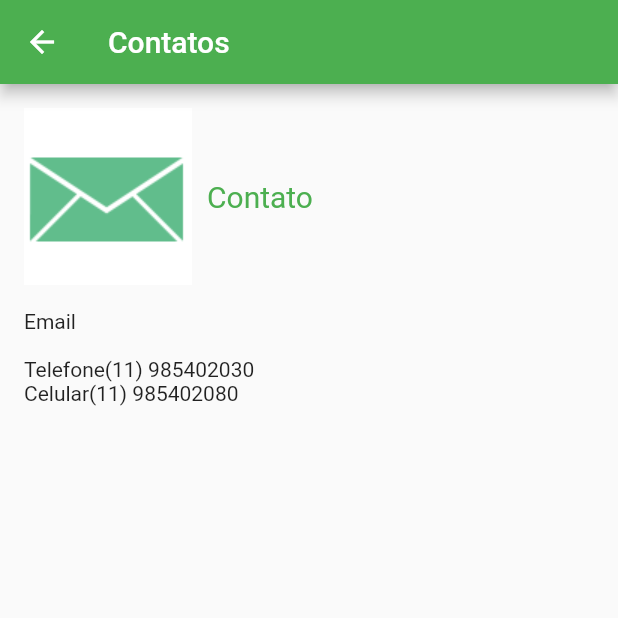
After one commit to gabrinunes/ATM_consultoria, a Flutter app: the TelaContato screen opened directly, on a phone screen of 412 x 824 dp, the top half of it. The commit adds this screen. Run offline on Flutter 3.47's test engine with Material 2 defaults, Android fonts, the phone set to English and light mode, and no system bars.

Commit message:
app finalizado

```diff
--- /dev/null
+++ b/lib/TelaContato.dart
@@ -0,0 +1,47 @@
+import 'package:flutter/material.dart';
+
+class TelaContato extends StatefulWidget {
+  @override
+  _TelaContatoState createState() => _TelaContatoState();
+}
+
+class _TelaContatoState extends State<TelaContato> {
+  @override
+  Widget build(BuildContext context) {
+    return Scaffold(
+      appBar: AppBar(
+        title: Text("Contatos"),
+        backgroundColor: Colors.green,
+      ),
+      body: Container(
+        padding: EdgeInsets.all(16),
+        child: Column(
+          crossAxisAlignment: CrossAxisAlignment.start,
+          children: <Widget>[
+            Row(
+              children: <Widget>[
+                Image.asset("images/detalhe_contato.png"),
+                Padding(
+                  padding: EdgeInsets.only(left: 10),
+                  child: Text(
+                    "Contato",
+                    style: TextStyle(
+                      color: Colors.green,
+                      fontSize: 20,
+                    ),
+                  ),
+                )
+              ],
+            ),
+            Padding(
+              padding: EdgeInsets.only(top: 16, bottom: 16),
+              child: Text("Email "),
+            ),
+            Text("Telefone(11) 985402030"),
+            Text("Celular(11) 985402080"),
+          ],
+        ),
+      ),
+    );
+  }
+}
```
Also changed, not shown: lib/Home.dart (+26 -4 lines), lib/TelaCliente.dart (added, +45 -0 lines), lib/TelaEmpresa.dart (added, +44 -0 lines), lib/TelaServico.dart (added, +54 -0 lines).
